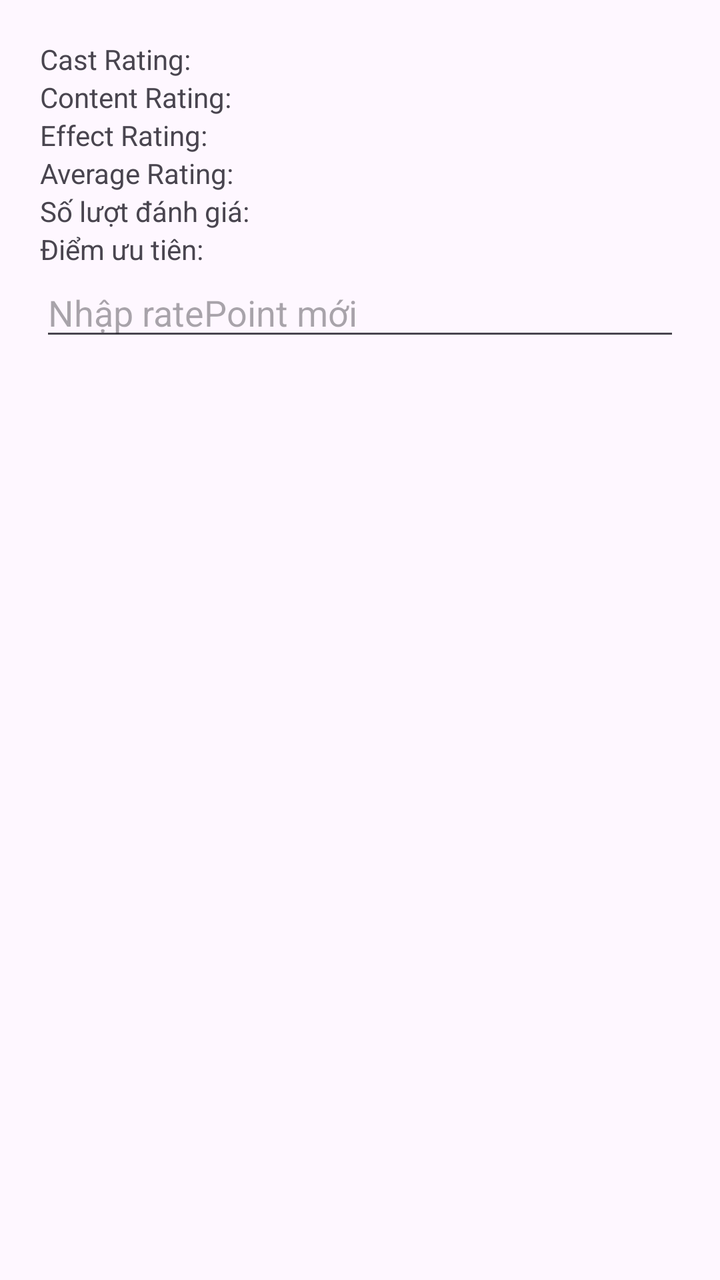
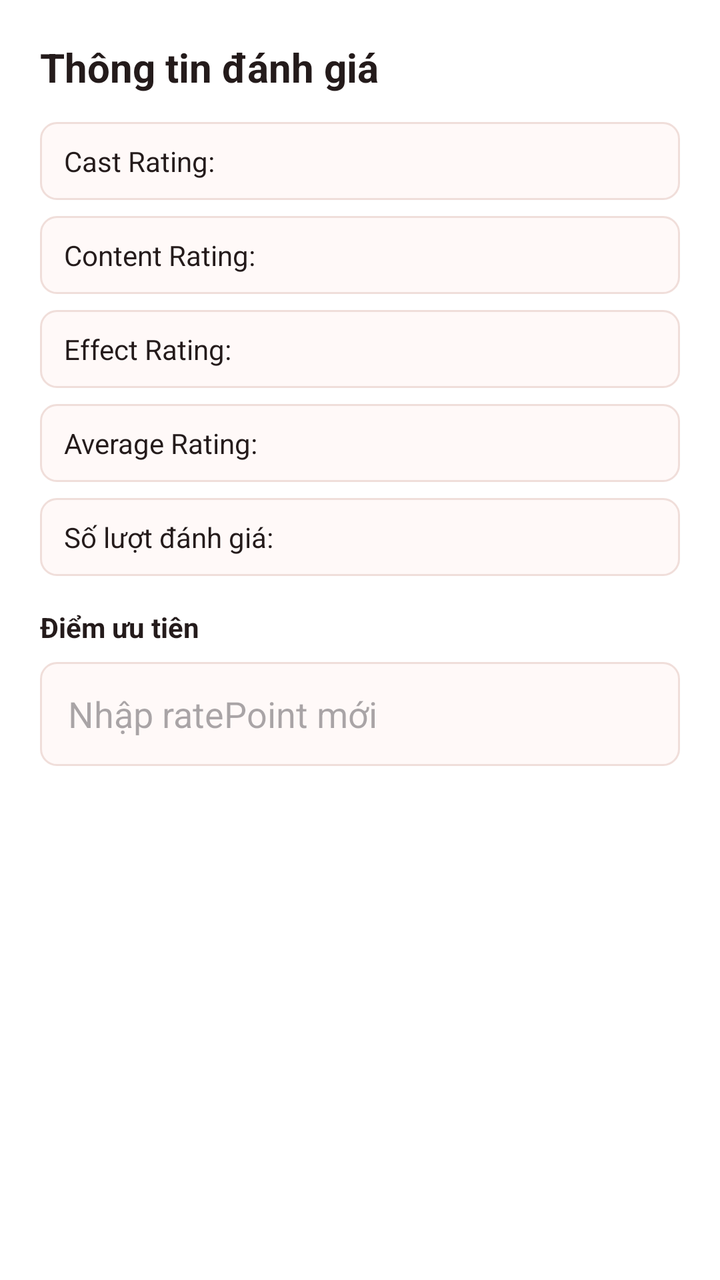

Screens rendered from an Android XML layout before and after an edit, with the pre-edit source and the edit as a unified diff.
<!-- AndroidManifest.xml: application theme Theme.DanhGiaPhim -->
<!-- res/layout/dialog_rating_info.xml -->
<?xml version="1.0" encoding="utf-8"?>
<LinearLayout xmlns:android="http://schemas.android.com/apk/res/android"
    android:padding="20dp"
    android:orientation="vertical"
    android:layout_width="match_parent"
    android:layout_height="wrap_content">

    <TextView
        android:id="@+id/txtCastRating"
        android:text="Cast Rating: "
        android:layout_height="wrap_content"
        android:layout_width="wrap_content"/>
    <TextView
        android:id="@+id/txtContentRating"
        android:text="Content Rating: "
        android:layout_height="wrap_content"
        android:layout_width="wrap_content"/>
    <TextView
        android:id="@+id/txtEffectRating"
        android:text="Effect Rating: "
        android:layout_height="wrap_content"
        android:layout_width="wrap_content"/>
    <TextView
        android:id="@+id/txtRating"
        android:text="Average Rating: "
        android:layout_height="wrap_content"
        android:layout_width="wrap_content" />
    <TextView
        android:id="@+id/txtReviewCount"
        android:text="Số lượt đánh giá: "
        android:layout_height="wrap_content"
        android:layout_width="wrap_content"/>

    <TextView
        android:text="Điểm ưu tiên: "
        android:layout_height="wrap_content"
        android:layout_width="wrap_content"/>

    <EditText
        android:id="@+id/edtRatePoint"
        android:hint="Nhập ratePoint mới"
        android:inputType="numberDecimal"
        android:layout_width="match_parent"
        android:layout_height="wrap_content" />
</LinearLayout>
<!-- resources referenced by this layout -->
<resources>
  <style name="Theme.DanhGiaPhim" parent="Base.Theme.DanhGiaPhim" />
  <style name="Base.Theme.DanhGiaPhim" parent="Theme.Material3.DayNight.NoActionBar">
          
          
      </style>
</resources>

<!-- the commit's change to res/layout/dialog_rating_info.xml (unified diff, before → after) -->
@@ -1,45 +1,81 @@
 <?xml version="1.0" encoding="utf-8"?>
 <LinearLayout xmlns:android="http://schemas.android.com/apk/res/android"
-    android:padding="20dp"
+    android:layout_width="match_parent"
+    android:layout_height="wrap_content"
+    android:background="@color/white"
     android:orientation="vertical"
-    android:layout_width="match_parent"
-    android:layout_height="wrap_content">
+    android:padding="20dp">
+
+    <TextView
+        android:layout_width="match_parent"
+        android:layout_height="wrap_content"
+        android:text="Thông tin đánh giá"
+        android:textColor="@color/app_text"
+        android:textSize="20sp"
+        android:textStyle="bold" />
 
     <TextView
         android:id="@+id/txtCastRating"
+        android:layout_width="match_parent"
+        android:layout_height="wrap_content"
+        android:layout_marginTop="14dp"
+        android:background="@drawable/bg_app_info_field"
         android:text="Cast Rating: "
-        android:layout_height="wrap_content"
-        android:layout_width="wrap_content"/>
+        android:textColor="@color/app_text" />
+
     <TextView
         android:id="@+id/txtContentRating"
+        android:layout_width="match_parent"
+        android:layout_height="wrap_content"
+        android:layout_marginTop="8dp"
+        android:background="@drawable/bg_app_info_field"
         android:text="Content Rating: "
-        android:layout_height="wrap_content"
-        android:layout_width="wrap_content"/>
+        android:textColor="@color/app_text" />
+
     <TextView
         android:id="@+id/txtEffectRating"
+        android:layout_width="match_parent"
+        android:layout_height="wrap_content"
+        android:layout_marginTop="8dp"
+        android:background="@drawable/bg_app_info_field"
         android:text="Effect Rating: "
-        android:layout_height="wrap_content"
-        android:layout_width="wrap_content"/>
+        android:textColor="@color/app_text" />
+
     <TextView
         android:id="@+id/txtRating"
+        android:layout_width="match_parent"
+        android:layout_height="wrap_content"
+        android:layout_marginTop="8dp"
+        android:background="@drawable/bg_app_info_field"
         android:text="Average Rating: "
-        android:layout_height="wrap_content"
-        android:layout_width="wrap_content" />
+        android:textColor="@color/app_text" />
+
     <TextView
         android:id="@+id/txtReviewCount"
+        android:layout_width="match_parent"
+        android:layout_height="wrap_content"
+        android:layout_marginTop="8dp"
+        android:background="@drawable/bg_app_info_field"
         android:text="Số lượt đánh giá: "
-        android:layout_height="wrap_content"
-        android:layout_width="wrap_content"/>
+        android:textColor="@color/app_text" />
 
     <TextView
-        android:text="Điểm ưu tiên: "
+        android:layout_width="match_parent"
         android:layout_height="wrap_content"
-        android:layout_width="wrap_content"/>
+        android:layout_marginTop="16dp"
+        android:text="Điểm ưu tiên"
+        android:textColor="@color/app_text"
+        android:textStyle="bold" />
 
     <EditText
         android:id="@+id/edtRatePoint"
+        android:layout_width="match_parent"
+        android:layout_height="52dp"
+        android:layout_marginTop="8dp"
+        android:background="@drawable/bg_actor_form_input"
         android:hint="Nhập ratePoint mới"
         android:inputType="numberDecimal"
-        android:layout_width="match_parent"
-        android:layout_height="wrap_content" />
+        android:maxLines="1"
+        android:paddingStart="14dp"
+        android:paddingEnd="14dp" />
 </LinearLayout>
<!-- resource entries referenced after the edit -->
@@ -1,5 +1,43 @@
 <!-- resources referenced by this layout -->
 <resources>
+  <color name="app_text">#241B1B</color>
+  <color name="white">#FFFFFFFF</color>
+  <!-- drawable bg_actor_form_input (drawable) -->
+  <?xml version="1.0" encoding="utf-8"?>
+  <selector xmlns:android="http://schemas.android.com/apk/res/android">
+      <item android:state_focused="true">
+          <shape android:shape="rectangle">
+              <solid android:color="#FFFFFF" />
+              <stroke
+                  android:width="2dp"
+                  android:color="#E85D5C" />
+              <corners android:radius="8dp" />
+          </shape>
+      </item>
+      <item>
+          <shape android:shape="rectangle">
+              <solid android:color="#FFF9F8" />
+              <stroke
+                  android:width="1dp"
+                  android:color="#F0DEDA" />
+              <corners android:radius="8dp" />
+          </shape>
+      </item>
+  </selector>
+  <!-- drawable bg_app_info_field (drawable) -->
+  <?xml version="1.0" encoding="utf-8"?>
+  <shape xmlns:android="http://schemas.android.com/apk/res/android">
+      <solid android:color="#FFF9F8" />
+      <stroke
+          android:width="1dp"
+          android:color="#F0DEDA" />
+      <corners android:radius="8dp" />
+      <padding
+          android:left="12dp"
+          android:top="10dp"
+          android:right="12dp"
+          android:bottom="10dp" />
+  </shape>
   <style name="Theme.DanhGiaPhim" parent="Base.Theme.DanhGiaPhim" />
   <style name="Base.Theme.DanhGiaPhim" parent="Theme.Material3.DayNight.NoActionBar">
           
